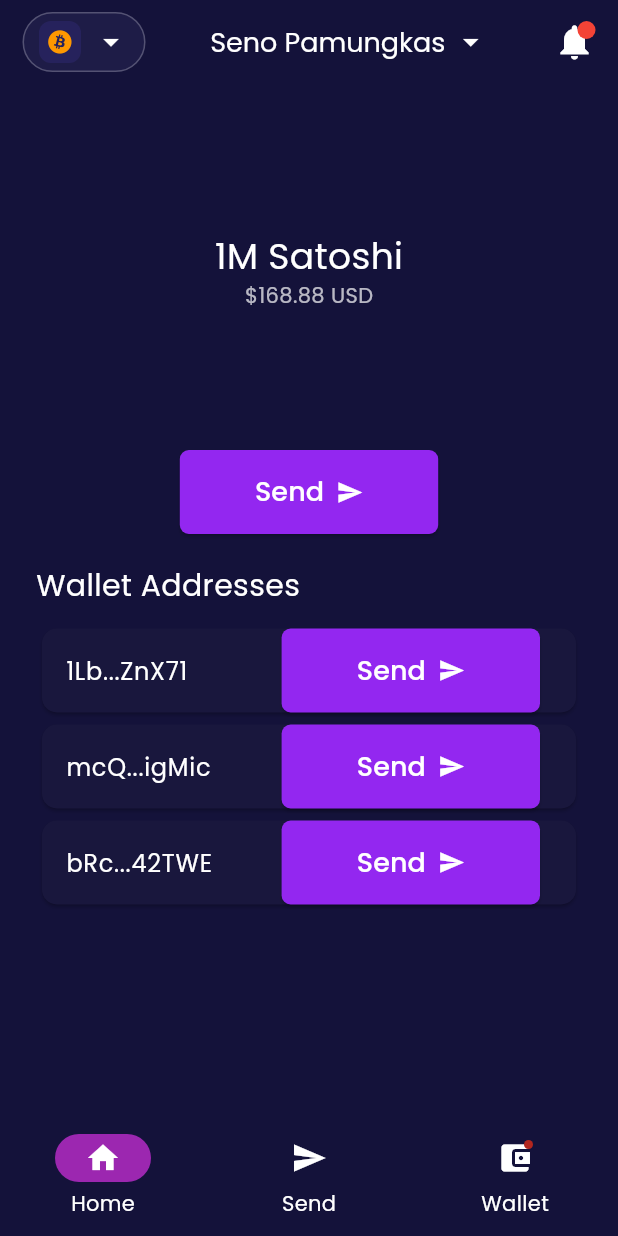
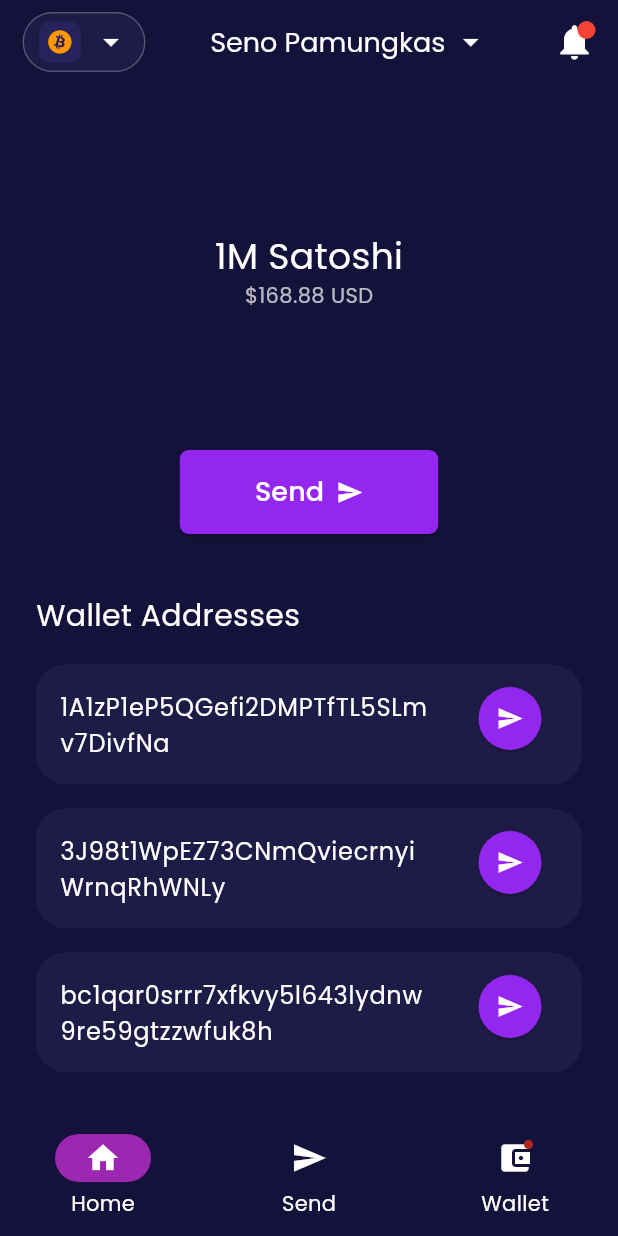
Before and after one commit to Br4vo-Six/bittrack-frontend, a Flutter app: the HomeScreen screen opened directly, on a phone screen of 412 x 824 dp. Run offline on Flutter 3.47's test engine with Material 3 defaults, Android fonts, the phone set to English and light mode, and no system bars; our stand-ins replace font_awesome_flutter, google_fonts.

Commit message:
Fix some UI and dynamic address input

```diff
--- /dev/null
+++ b/lib/dummy data/address.dummy.dart
@@ -0,0 +1,5 @@
+final List<String> address_dummy = [
+  '1A1zP1eP5QGefi2DMPTfTL5SLmv7DivfNa',
+  '3J98t1WpEZ73CNmQviecrnyiWrnqRhWNLy',
+  'bc1qar0srrr7xfkvy5l643lydnw9re59gtzzwfuk8h',
+];
--- a/lib/page/main pages/balance_viewModel.dart
+++ b/lib/page/main pages/balance_viewModel.dart
@@ -1,8 +1,11 @@
+import 'package:bittrack_frontend/dummy%20data/address.dummy.dart';
 import 'package:flutter/material.dart';
 import 'package:font_awesome_flutter/font_awesome_flutter.dart';
 
 class BalanceScreenViewModel extends StatelessWidget {
-  const BalanceScreenViewModel({super.key});
+  final Function(String?) navigateToSendCrypto;
+
+  const BalanceScreenViewModel({super.key, required this.navigateToSendCrypto});
 
   @override
   Widget build(BuildContext context) {
@@ -58,7 +61,7 @@ class BalanceScreenViewModel extends StatelessWidget {
               const SizedBox(height: 20),
               Center(
                 child: ElevatedButton.icon(
-                  onPressed: () {},
+                  onPressed: () => navigateToSendCrypto(null),
                   icon: const Text(
                     'Send',
                     style: TextStyle(color: Colors.white, fontSize: 18),
@@ -73,15 +76,20 @@ class BalanceScreenViewModel extends StatelessWidget {
                   ),
                 ),
               ),
-              const SizedBox(height: 20),
+              const SizedBox(height: 40),
               const Text(
                 'Wallet Addresses',
                 style: TextStyle(color: Colors.white, fontSize: 20),
               ),
               const SizedBox(height: 10),
-              const WalletAddressTile(address: '1Lb...ZnX71'),
-              const WalletAddressTile(address: 'mcQ...igMic'),
-              const WalletAddressTile(address: 'bRc...42TWE'),
+              Column(
+                children: List.generate(
+                  address_dummy.length,
+                  (index) => WalletAddressTile(
+                      address: address_dummy[index],
+                      onTap: () => navigateToSendCrypto(address_dummy[index])),
+                ),
+              ),
             ],
           ),
         ),
@@ -92,34 +100,43 @@ class BalanceScreenViewModel extends StatelessWidget {
 
 class WalletAddressTile extends StatelessWidget {
   final String address;
-
-  const WalletAddressTile({required this.address});
+  final VoidCallback onTap;
+  const WalletAddressTile({required this.address, required this.onTap});
 
   @override
   Widget build(BuildContext context) {
-    return Card(
-      color: Color(0xFF19173D),
-      shape: RoundedRectangleBorder(
-        borderRadius: BorderRadius.circular(10.0),
+    return Container(
+      margin: const EdgeInsets.symmetric(vertical: 8.0),
+      decoration: BoxDecoration(
+        color: Color(0xFF1E1C47),
+        borderRadius: BorderRadius.circular(20.0),
       ),
       child: ListTile(
+        contentPadding: EdgeInsets.symmetric(horizontal: 16.0, vertical: 8.0),
         title: Text(
           address,
-          style: const TextStyle(color: Colors.white),
+          style: const TextStyle(color: Colors.white, fontSize: 16),
         ),
-        trailing: ElevatedButton.icon(
-          onPressed: () {},
-          icon: const Text(
-            'Send',
-            style: TextStyle(color: Colors.white, fontSize: 18),
-          ),
-          label: const Icon(Icons.send, color: Colors.white),
-          style: ElevatedButton.styleFrom(
-            backgroundColor: const Color(0xFF9327F0),
-            shape:
-                RoundedRectangleBorder(borderRadius: BorderRadius.circular(6)),
-            padding: const EdgeInsets.symmetric(horizontal: 50, vertical: 15),
-          ),
+        trailing: Column(
+          mainAxisSize: MainAxisSize.min,
+          children: [
+            ElevatedButton(
+              onPressed: onTap,
+              style: ElevatedButton.styleFrom(
+                backgroundColor: Color(0xFF9327F0),
+                shape: CircleBorder(),
+                padding: EdgeInsets.all(12),
+              ),
+              child: Icon(Icons.send, color: Colors.white),
+            ),
+            SizedBox(height: 4.0),
+            Flexible(
+              child: Text(
+                'Send',
+                style: TextStyle(color: Colors.white, fontSize: 12),
+              ),
+            ),
+          ],
         ),
       ),
     );
--- a/lib/page/main pages/home_view.dart
+++ b/lib/page/main pages/home_view.dart
@@ -23,6 +23,14 @@ class HomeScreen extends StatefulWidget {
 
 class _HomeScreen extends State<HomeScreen> {
   int currentPageIndex = 0;
+  String? initialAddress;
+
+  void navigateToSendCrypto(String? address) {
+    setState(() {
+      currentPageIndex = 1;
+      initialAddress = address;
+    });
+  }
 
   @override
   Widget build(BuildContext context) {
@@ -65,10 +73,14 @@ class _HomeScreen extends State<HomeScreen> {
       ),
       body: <Widget>[
         /// Balance Page
-        const BalanceScreenViewModel(),
+        BalanceScreenViewModel(
+          navigateToSendCrypto: navigateToSendCrypto,
+        ),
 
         /// Send Crypto page
-        SendCryptoScreenViewModel(),
+        SendCryptoScreenViewModel(
+          initialAddress: initialAddress,
+        ),
 
         /// Wallet Page
         SendCryptoScreenViewModel(),
--- a/lib/services/api_service.dart
+++ b/lib/services/api_service.dart
@@ -12,8 +12,7 @@ class ApiService {
 
   Future<int> fetchTrustScore() async {
     try {
-      //final int trustScore;
-
+      // final int trustScore this is put on damn bro this is cool
       final response = await http
           .get(Uri.parse(
               'http://www.randomnumberapi.com/api/v1.0/random?min=1&max=100&count=1'))
```
Also changed, not shown: lib/page/main pages/sendCrypto_viewModel.dart (+19 -177 lines), lib/services/dialog_service.dart (+8 -17 lines), lib/ui/gradient.button.dart (added, +37 -0 lines), lib/dummy data/account.dummy.dart (added), 1 other file.
